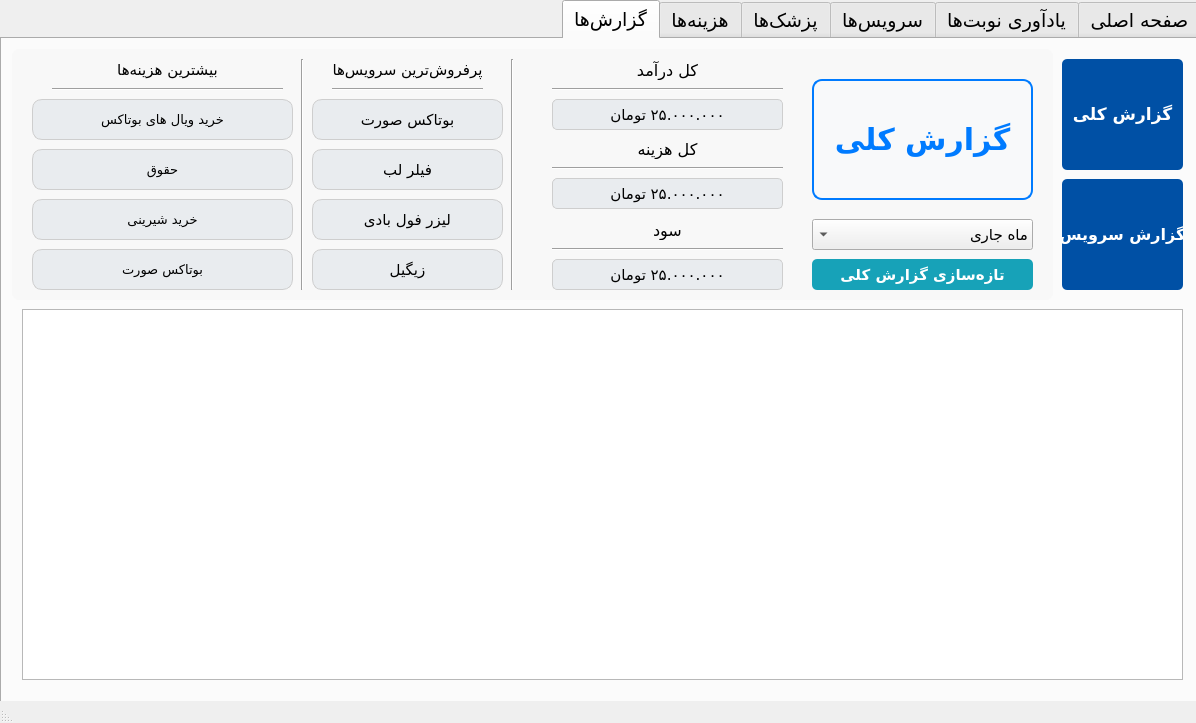
Above: resources/ui_design/main.ui from akhalili-me/Clinic-management-pyqt5 before the change. Below: the same form after it.
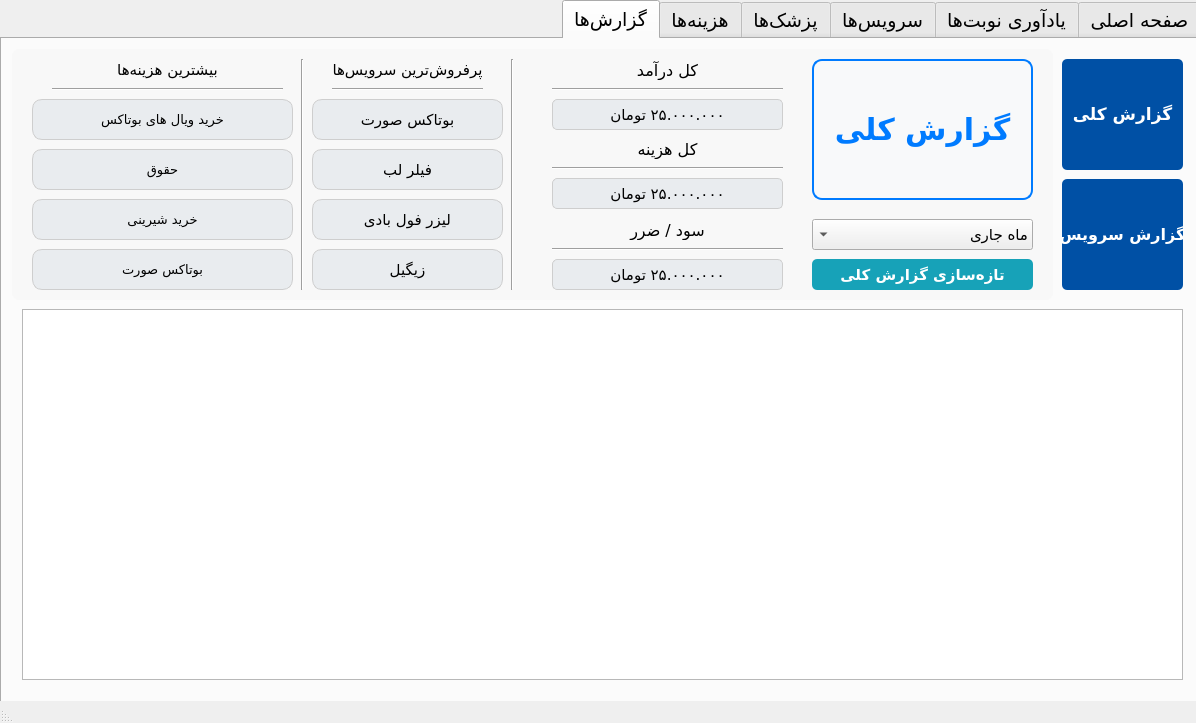
That is the form after the change. The open tabs and pages were chosen to show the change. Custom widgets are drawn as their Qt base class.

Commit message: general report labels complete.

Patch:
```diff
--- a/resources/ui_design/main.ui
+++ b/resources/ui_design/main.ui
@@ -2597,7 +2597,7 @@
          </font>
         </property>
         <property name="text">
-         <string>سود</string>
+         <string>سود / ضرر</string>
         </property>
         <property name="alignment">
          <set>Qt::AlignCenter</set>
@@ -2693,9 +2693,9 @@
         <property name="geometry">
          <rect>
           <x>800</x>
-          <y>30</y>
+          <y>10</y>
           <width>221</width>
-          <height>121</height>
+          <height>141</height>
          </rect>
         </property>
         <property name="font">
```
Left out of the diff: 20 changed lines with no effect on the pictures. The commit also changes 3 other files.
